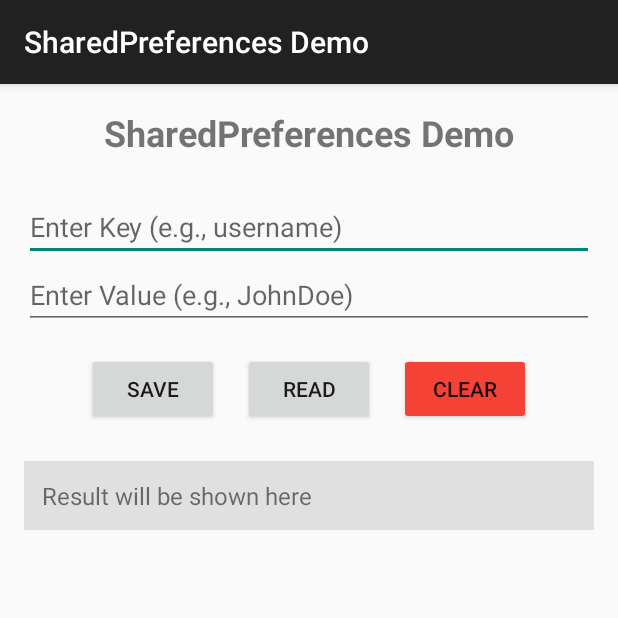
After one commit to majiajun1/RouteToAndroid, an Android app: the SharedPreferencesActivity screen opened directly, with no data from a screen before it, on a phone screen of 412 x 824 dp, the top half of it. The commit adds this screen. Run offline under Robolectric (Android 15) with nearby library versions, the phone set to English and light mode, and no system bars.

Commit message:
202512241504

```diff
--- /dev/null
+++ b/app/src/main/java/com/example/myapplication/SharedPreferencesActivity.java
@@ -0,0 +1,80 @@
+package com.example.myapplication;
+
+import android.content.Context;
+import android.content.SharedPreferences;
+import android.os.Bundle;
+import android.text.TextUtils;
+import android.widget.Button;
+import android.widget.EditText;
+import android.widget.TextView;
+import android.widget.Toast;
+
+import androidx.appcompat.app.AppCompatActivity;
+
+public class SharedPreferencesActivity extends AppCompatActivity {
+
+    private EditText etKey, etValue;
+    private TextView tvResult;
+
+    @Override
+    protected void onCreate(Bundle savedInstanceState) {
+        super.onCreate(savedInstanceState);
+        setContentView(R.layout.activity_shared_preferences);
+
+        etKey = findViewById(R.id.et_sp_key);
+        etValue = findViewById(R.id.et_sp_value);
+        tvResult = findViewById(R.id.tv_sp_result);
+        Button btnSave = findViewById(R.id.btn_sp_save);
+        Button btnRead = findViewById(R.id.btn_sp_read);
+        Button btnClear = findViewById(R.id.btn_sp_clear);
+
+        // 1. 获取 SharedPreferences 对象
+        // "MyPrefs" 是文件名，MODE_PRIVATE 表示只有本应用可以访问
+        SharedPreferences sp = getSharedPreferences("MyPrefs", Context.MODE_PRIVATE);
+
+        // 保存数据
+        btnSave.setOnClickListener(v -> {
+            String key = etKey.getText().toString();
+            String value = etValue.getText().toString();
+
+            if (TextUtils.isEmpty(key)) {
+                Toast.makeText(this, "Key cannot be empty", Toast.LENGTH_SHORT).show();
+                return;
+            }
+
+            // 2. 获取 Editor 对象
+            SharedPreferences.Editor editor = sp.edit();
+            // 3. 放入数据
+            editor.putString(key, value);
+            // 4. 提交 (apply() 是异步的，推荐使用；commit() 是同步的，会阻塞主线程)
+            editor.apply();
+
+            Toast.makeText(this, "Saved successfully!", Toast.LENGTH_SHORT).show();
+            tvResult.setText("Saved:\nKey: " + key + "\nValue: " + value);
+        });
+
+        // 读取数据
+        btnRead.setOnClickListener(v -> {
+            String key = etKey.getText().toString();
+
+            if (TextUtils.isEmpty(key)) {
+                Toast.makeText(this, "Please enter a Key to read", Toast.LENGTH_SHORT).show();
+                return;
+            }
+
+            // 直接从 sp 对象读取，第二个参数是默认值（如果找不到key对应的值就返回这个）
+            String value = sp.getString(key, "Not Found");
+
+            tvResult.setText("Read Result:\nKey: " + key + "\nValue: " + value);
+        });
+
+        // 清除数据
+        btnClear.setOnClickListener(v -> {
+            SharedPreferences.Editor editor = sp.edit();
+            editor.clear(); // 清空所有数据
+            editor.apply();
+            tvResult.setText("All data cleared!");
+            Toast.makeText(this, "All data cleared", Toast.LENGTH_SHORT).show();
+        });
+    }
+}
--- /dev/null
+++ b/app/src/main/res/layout/activity_shared_preferences.xml
@@ -0,0 +1,70 @@
+<?xml version="1.0" encoding="utf-8"?>
+<LinearLayout xmlns:android="http://schemas.android.com/apk/res/android"
+    android:layout_width="match_parent"
+    android:layout_height="match_parent"
+    android:orientation="vertical"
+    android:padding="16dp">
+
+    <TextView
+        android:layout_width="wrap_content"
+        android:layout_height="wrap_content"
+        android:text="SharedPreferences Demo"
+        android:textSize="24sp"
+        android:textStyle="bold"
+        android:layout_gravity="center_horizontal"
+        android:layout_marginBottom="24dp"/>
+
+    <EditText
+        android:id="@+id/et_sp_key"
+        android:layout_width="match_parent"
+        android:layout_height="wrap_content"
+        android:hint="Enter Key (e.g., username)"
+        android:inputType="text"/>
+
+    <EditText
+        android:id="@+id/et_sp_value"
+        android:layout_width="match_parent"
+        android:layout_height="wrap_content"
+        android:hint="Enter Value (e.g., JohnDoe)"
+        android:inputType="text"
+        android:layout_marginBottom="16dp"/>
+
+    <LinearLayout
+        android:layout_width="match_parent"
+        android:layout_height="wrap_content"
+        android:orientation="horizontal"
+        android:gravity="center">
+
+        <Button
+            android:id="@+id/btn_sp_save"
+            android:layout_width="wrap_content"
+            android:layout_height="wrap_content"
+            android:text="Save"
+            android:layout_marginEnd="16dp"/>
+
+        <Button
+            android:id="@+id/btn_sp_read"
+            android:layout_width="wrap_content"
+            android:layout_height="wrap_content"
+            android:text="Read"
+            android:layout_marginEnd="16dp"/>
+
+        <Button
+            android:id="@+id/btn_sp_clear"
+            android:layout_width="wrap_content"
+            android:layout_height="wrap_content"
+            android:text="Clear"
+            android:backgroundTint="#F44336"/>
+    </LinearLayout>
+
+    <TextView
+        android:id="@+id/tv_sp_result"
+        android:layout_width="match_parent"
+        android:layout_height="wrap_content"
+        android:layout_marginTop="24dp"
+        android:padding="12dp"
+        android:background="#E0E0E0"
+        android:text="Result will be shown here"
+        android:textSize="16sp"/>
+
+</LinearLayout>
```
Also changed, not shown: app/src/main/AndroidManifest.xml (+37 -0 lines), app/src/main/java/com/example/myapplication/FilePersistenceActivity.java (added, +108 -0 lines), app/src/main/java/com/example/myapplication/HighPriorityReceiver.java (added, +17 -0 lines), app/src/main/java/com/example/myapplication/LowPriorityReceiver.java (added, +13 -0 lines), app/src/main/java/com/example/myapplication/MainActivity.java (+30 -0 lines), app/src/main/java/com/example/myapplication/MyBroadcastReceiver.java (added, +14 -0 lines), app/src/main/java/com/example/myapplication/SecondBroadcastReceiver.java (added, +16 -0 lines), app/src/main/res/layout/activity_file_persistence.xml (added, +55 -0 lines), app/src/main/res/layout/activity_main.xml (+28 -0 lines), 1 other file.
